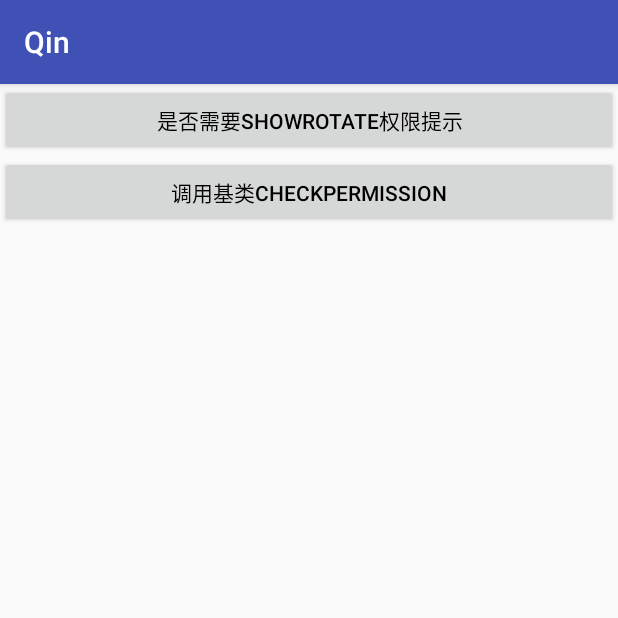
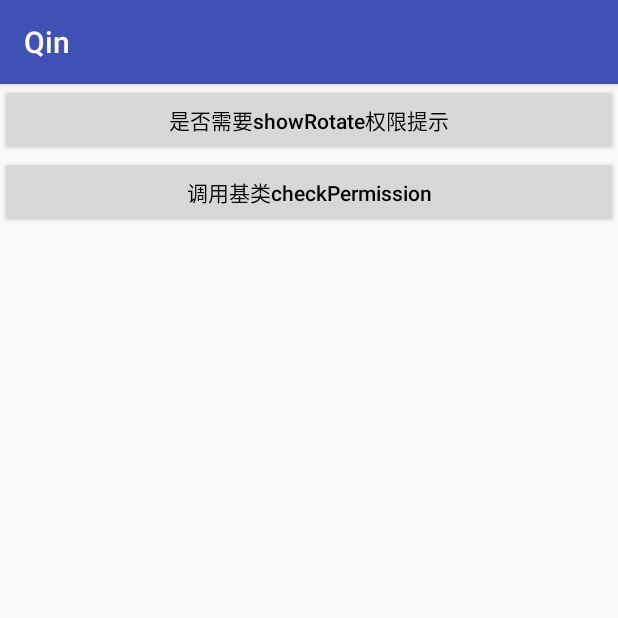
Before and after one commit to wyntonchin/QinUtil, an Android app: the RequestPermissionActivity screen opened directly, with no data from a screen before it, on a phone screen of 412 x 824 dp, the top half of it. Run offline under Robolectric (Android 15) with nearby library versions, the light colour scheme and no system bars; libraries missing offline, so code that uses them is left out: com.facebook.stetho, com.squareup.leakcanary.

Commit message:
获取permission列表的做好的方式,很不错

```diff
--- a/app/src/main/AndroidManifest.xml
+++ b/app/src/main/AndroidManifest.xml
@@ -8,7 +8,7 @@
     <uses-permission android:name="android.permission.ACCESS_WIFI_STATE" />
     <uses-permission android:name="android.permission.CHANGE_WIFI_STATE" />
     <uses-permission android:name="android.permission.READ_PHONE_STATE" />
-    <uses-permission android:name="Manifest.permission.RECORD_AUDIO" />
+    <uses-permission android:name="android.permission.RECORD_AUDIO" />
     <uses-permission android:name="android.permission.CALL_PHONE" />
     <uses-permission android:name="android.permission.WRITE_EXTERNAL_STORAGE" />
     <uses-permission android:name="android.permission.READ_CONTACTS" />
--- a/app/src/main/java/com/android/qin/one/RequestPermissionActivity.java
+++ b/app/src/main/java/com/android/qin/one/RequestPermissionActivity.java
@@ -1,6 +1,10 @@
 package com.android.qin.one;
 
 import android.Manifest;
+import android.content.Intent;
+import android.net.Uri;
+import android.provider.Settings;
+import android.support.v7.app.AlertDialog;
 import android.support.v7.app.AppCompatActivity;
 import android.os.Bundle;
 import android.view.View;
@@ -46,6 +50,24 @@ public class RequestPermissionActivity extends BaseCompatActivity {
         super.onCheckPermissionsResult(isSuccess);
         ToastUtil.showLongToast("结果:" + isSuccess);
         LogUtil.i("结果:" + isSuccess);
+/*        if (!isSuccess) {
+            //没有打开需要的权限,则弹出对话框
+            new AlertDialog.Builder(this)
+                    .setTitle("帮助提醒")
+                    .setMessage("应用需要的必要权限已被禁用,去设置中开启权限列表")
+                    // 拒绝, 退出应用
+                    .setNegativeButton(android.R.string.cancel,
+                            (dialog, which) -> finish())
+
+                    .setPositiveButton(android.R.string.ok,
+                            (dialog, which) -> {
+                                Uri packageURI = Uri.parse("package:" + RequestPermissionActivity.this.getPackageName());
+                                Intent intent = new Intent(Settings.ACTION_APPLICATION_DETAILS_SETTINGS, packageURI);
+                                startActivity(intent);
+                            })
+                    .setCancelable(false)
+                    .show();
+        }*/
     }
 
     @Override
--- a/app/src/main/res/layout/activity_request_permission.xml
+++ b/app/src/main/res/layout/activity_request_permission.xml
@@ -10,6 +10,7 @@
         android:layout_width="match_parent"
         android:layout_height="wrap_content"
         android:text="是否需要showRotate权限提示"
+        android:textAllCaps="false"
         android:textColor="@android:color/black" />
 
     <Button
@@ -17,5 +18,6 @@
         android:layout_width="match_parent"
         android:layout_height="wrap_content"
         android:text="调用基类checkPermission"
+        android:textAllCaps="false"
         android:textColor="@android:color/black" />
 </LinearLayout>
```
Also changed, not shown: app/src/main/java/com/android/qin/base/BaseCompatActivity.java (+61 -13 lines).
